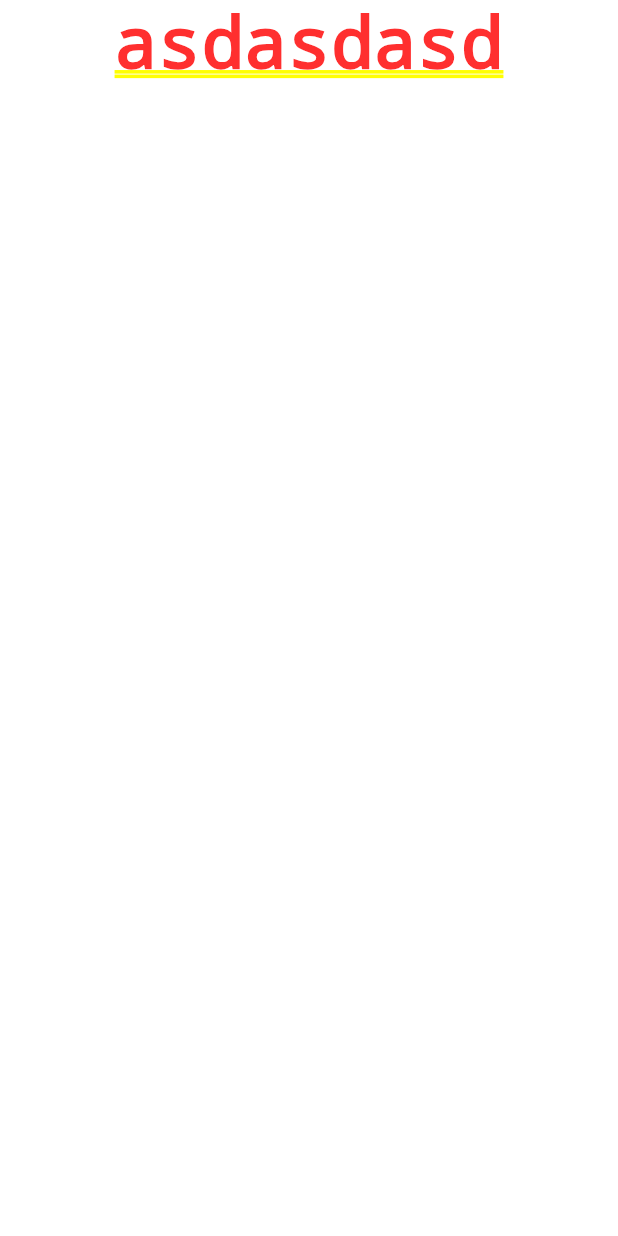
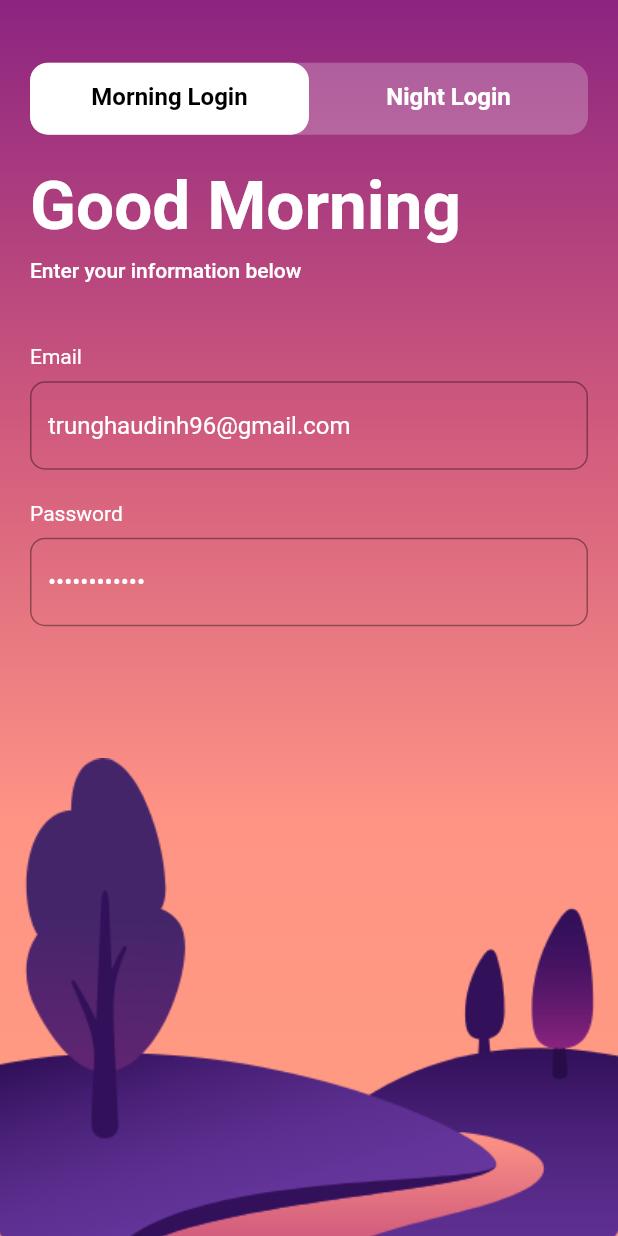
Before and after one commit to trunghaudinh/Flutter-UI-Challenges, a Flutter app: the screen it shows after launch, on a phone screen of 412 x 824 dp. Run offline on Flutter 3.47's test engine with Material 2 defaults, Android fonts, the phone set to English and light mode, and no system bars; our stand-ins replace flutter_svg.

Commit message:
Done Day-4

```diff
--- a/flutter_ui_challenges/lib/screen/login/components/body.dart
+++ b/flutter_ui_challenges/lib/screen/login/components/body.dart
@@ -1,8 +1,30 @@
 import 'package:flutter/material.dart';
+import 'package:flutter_svg/flutter_svg.dart';
+import 'package:flutter_uii_challenges/screen/login/components/header_text.dart';
+import 'package:flutter_uii_challenges/screen/login/components/land.dart';
 import 'package:flutter_uii_challenges/screen/login/components/tabs.dart';
+import 'package:flutter_uii_challenges/screen/login/components/text_field.dart';
+import 'package:flutter_uii_challenges/size_config.dart';
 
-class Body extends StatelessWidget {
+class Body extends StatefulWidget {
   const Body({Key key}) : super(key: key);
+
+  @override
+  _BodyState createState() => _BodyState();
+}
+
+class _BodyState extends State<Body> {
+  bool _isDay = false;
+
+  @override
+  void initState() {
+    super.initState();
+    Future.delayed(Duration(seconds: 2), () {
+      setState(() {
+        _isDay = true;
+      });
+    });
+  }
 
   @override
   Widget build(BuildContext context) {
@@ -10,24 +32,58 @@ class Body extends StatelessWidget {
       Color(0xFF8C2480),
       Color(0xFFCE587D),
       Color(0xFFFF9485),
-      // if (isFullSun) Color(0xFFFF9D80),
+      if (_isDay) Color(0xFFFF9D80),
     ];
     var darkBgColors = [
       Color(0xFF0D1441),
       Color(0xFF283584),
       Color(0xFF376AB2),
     ];
-    return SafeArea(
-      child: Padding(
-        padding: EdgeInsets.symmetric(horizontal: 20),
-        child: Column(
-          children: [
-            Text("asdasdasd"),
-            // Tabs(
-            //   press: (value) {},
-            // )
-          ],
-        ),
+
+    var _duration = Duration(seconds: 1);
+    return AnimatedContainer(
+      duration: _duration,
+      width: double.infinity,
+      height: SizeConfig.screenHeight,
+      decoration: BoxDecoration(
+          gradient: LinearGradient(
+              begin: Alignment.topCenter,
+              end: Alignment.bottomCenter,
+              colors: _isDay ? lightBgColors : darkBgColors)),
+      child: Stack(
+        children: [
+          AnimatedPositioned(
+              duration: _duration,
+              bottom: getProportionateScreenWidth(_isDay ? -40 : -90),
+              left: getProportionateScreenWidth(20),
+              child: SvgPicture.asset("assets/icons/Sun.svg")),
+          Land(),
+          Padding(
+              padding: EdgeInsets.symmetric(horizontal: 20),
+              child: SafeArea(
+                child: Column(
+                  crossAxisAlignment: CrossAxisAlignment.stretch,
+                  children: [
+                    VerticalSpacing(
+                      of: 50,
+                    ),
+                    Tabs(
+                      press: (value) {
+                        setState(() {
+                          _isDay = value == 0;
+                        });
+                      },
+                    ),
+                    VerticalSpacing(),
+                    HeaderText(),
+                    VerticalSpacing(
+                      of: 50,
+                    ),
+                    RoundedTextField()
+                  ],
+                ),
+              )),
+        ],
       ),
     );
   }
--- /dev/null
+++ b/flutter_ui_challenges/lib/screen/login/components/header_text.dart
@@ -0,0 +1,33 @@
+import 'package:flutter/material.dart';
+
+import '../../../size_config.dart';
+
+class HeaderText extends StatelessWidget {
+  const HeaderText({Key key}) : super(key: key);
+
+  @override
+  Widget build(BuildContext context) {
+    return Column(
+      crossAxisAlignment: CrossAxisAlignment.start,
+      children: [
+        Text(
+          "Good Morning",
+          style: Theme.of(context)
+              .textTheme
+              .headline3
+              .copyWith(color: Colors.white, fontWeight: FontWeight.bold),
+        ),
+        VerticalSpacing(
+          of: 10,
+        ),
+        Text(
+          "Enter your information below",
+          style: Theme.of(context)
+              .textTheme
+              .bodyText1
+              .copyWith(color: Colors.white),
+        ),
+      ],
+    );
+  }
+}
--- /dev/null
+++ b/flutter_ui_challenges/lib/screen/login/components/land.dart
@@ -0,0 +1,21 @@
+import 'package:flutter/material.dart';
+
+import '../../../size_config.dart';
+
+class Land extends StatelessWidget {
+  const Land({Key key}) : super(key: key);
+
+  @override
+  Widget build(BuildContext context) {
+    return Positioned(
+      bottom: getProportionateScreenWidth(-40),
+      left: 0,
+      right: 0,
+      child: Image.asset(
+        "assets/images/land_tree_light.png",
+        height: getProportionateScreenWidth(200),
+        fit: BoxFit.fitHeight,
+      ),
+    );
+  }
+}
--- a/flutter_ui_challenges/lib/screen/login/components/tabs.dart
+++ b/flutter_ui_challenges/lib/screen/login/components/tabs.dart
@@ -25,7 +25,7 @@ class Tabs extends StatelessWidget {
           labelStyle: TextStyle(fontSize: 16, fontWeight: FontWeight.bold),
           labelColor: Colors.black,
           unselectedLabelColor: Colors.white,
-          onTap: (tap) {},
+          onTap: press,
           tabs: [Tab(text: "Morning Login"), Tab(text: "Night Login")],
         ),
       ),
--- /dev/null
+++ b/flutter_ui_challenges/lib/screen/login/components/text_field.dart
@@ -0,0 +1,51 @@
+import 'package:flutter/material.dart';
+
+import '../../../size_config.dart';
+
+class RoundedTextField extends StatelessWidget {
+  const RoundedTextField({Key key}) : super(key: key);
+
+  @override
+  Widget build(BuildContext context) {
+    return Column(
+      crossAxisAlignment: CrossAxisAlignment.start,
+      children: [
+        Text(
+          "Email",
+          style: TextStyle(color: Colors.white),
+        ),
+        VerticalSpacing(
+          of: 10,
+        ),
+        TextField(
+          controller: TextEditingController(text: "trunghaudinh96@gmail.com"),
+          decoration: InputDecoration(
+              border: OutlineInputBorder(
+                  borderRadius: BorderRadius.all(Radius.circular(10))),
+              hintStyle: TextStyle(color: Colors.black45)),
+          style: TextStyle(color: Colors.white),
+          cursorColor: Colors.white,
+        ),
+        VerticalSpacing(),
+        Text(
+          "Password",
+          style: TextStyle(color: Colors.white),
+        ),
+        VerticalSpacing(
+          of: 10,
+        ),
+        TextField(
+          controller: TextEditingController(text: "123123123123"),
+          decoration: InputDecoration(
+            border: OutlineInputBorder(
+                borderRadius: BorderRadius.all(Radius.circular(10))),
+            hintStyle: TextStyle(color: Colors.black45),
+          ),
+          style: TextStyle(color: Colors.white),
+          obscureText: true,
+          cursorColor: Colors.white,
+        ),
+      ],
+    );
+  }
+}
--- a/flutter_ui_challenges/lib/screen/login/login_screen.dart
+++ b/flutter_ui_challenges/lib/screen/login/login_screen.dart
@@ -8,6 +8,6 @@ class LoginScreen extends StatelessWidget {
   @override
   Widget build(BuildContext context) {
     SizeConfig().init(context);
-    return Body();
+    return Scaffold(resizeToAvoidBottomInset: false, body: Body());
   }
 }
--- a/flutter_ui_challenges/pubspec.yaml
+++ b/flutter_ui_challenges/pubspec.yaml
@@ -48,9 +48,9 @@ flutter:
   uses-material-design: true
 
   # To add assets to your application, add an assets section, like this:
-  # assets:
-  #   - images/a_dot_burr.jpeg
-  #   - images/a_dot_ham.jpeg
+  assets:
+    - assets/images/
+    - assets/icons/
 
   # An image asset can refer to one or more resolution-specific "variants", see
   # https://flutter.dev/assets-and-images/#resolution-aware.
```
Also changed, not shown: flutter_ui_challenges/pubspec.lock.
